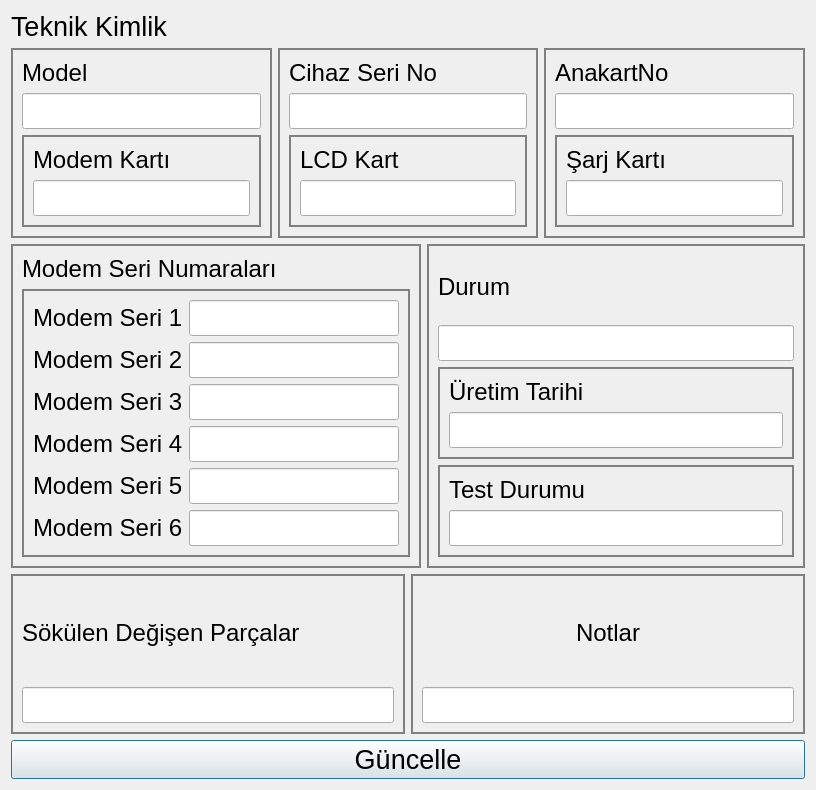
yunusemrecinar/QT5-cihaz-kimlik-teknik-servis, file informationdialog.ui: the form before one commit.
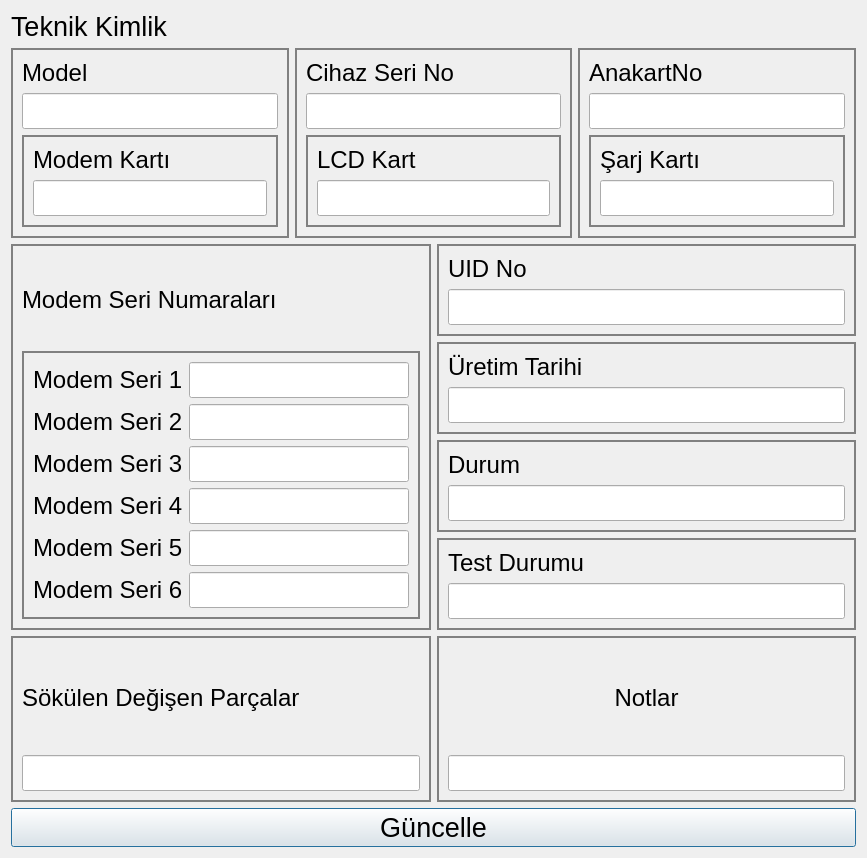
The form after the commit.

```diff
--- a/informationdialog.ui
+++ b/informationdialog.ui
@@ -6,8 +6,8 @@
    <rect>
     <x>0</x>
     <y>0</y>
-    <width>816</width>
-    <height>790</height>
+    <width>867</width>
+    <height>858</height>
    </rect>
   </property>
   <property name="font">
@@ -18,7 +18,7 @@
   <property name="windowTitle">
    <string>Dialog</string>
   </property>
-  <layout class="QVBoxLayout" name="verticalLayout_16">
+  <layout class="QVBoxLayout" name="verticalLayout_17">
    <item>
     <layout class="QVBoxLayout" name="verticalLayout_15">
      <item>
@@ -440,40 +440,35 @@
          <item>
           <layout class="QVBoxLayout" name="verticalLayout_13">
            <item>
-            <widget class="QGroupBox" name="DurumBox">
+            <widget class="QGroupBox" name="UIDNoBox">
              <property name="styleSheet">
               <string notr="true">QGroupBox {
-border:2px solid grey;
+border: 2px solid grey;
 }</string>
              </property>
-             <layout class="QVBoxLayout" name="verticalLayout_9">
+             <layout class="QVBoxLayout" name="verticalLayout_16">
               <item>
-               <widget class="QLabel" name="Durum">
+               <widget class="QLabel" name="UIDNo">
                 <property name="font">
                  <font>
                   <pointsize>18</pointsize>
                  </font>
                 </property>
-                <property name="styleSheet">
-                 <string notr="true">verticalLayout_6 {
-border:1px;
-}</string>
-                </property>
                 <property name="text">
-                 <string>Durum</string>
+                 <string>UID No</string>
                 </property>
                </widget>
               </item>
               <item>
-               <widget class="QLineEdit" name="durum_">
+               <widget class="QLineEdit" name="UIDNo_">
                 <property name="font">
                  <font>
                   <pointsize>18</pointsize>
                  </font>
                 </property>
-                <property name="readOnly">
-                 <bool>false</bool>
-                </property>
+               </widget>
+              </item>
+             </layout>
                </widget>
               </item>
               <item>
@@ -511,6 +506,46 @@
                 </layout>
                </widget>
               </item>
+           <item>
+            <widget class="QGroupBox" name="DurumBox">
+             <property name="styleSheet">
+              <string notr="true">QGroupBox {
+border:2px solid grey;
+}</string>
+             </property>
+             <layout class="QVBoxLayout" name="verticalLayout_9">
+              <item>
+               <widget class="QLabel" name="Durum">
+                <property name="font">
+                 <font>
+                  <pointsize>18</pointsize>
+                 </font>
+                </property>
+                <property name="styleSheet">
+                 <string notr="true">verticalLayout_6 {
+border:1px;
+}</string>
+                </property>
+                <property name="text">
+                 <string>Durum</string>
+                </property>
+               </widget>
+              </item>
+              <item>
+               <widget class="QLineEdit" name="durum_">
+                <property name="font">
+                 <font>
+                  <pointsize>18</pointsize>
+                 </font>
+                </property>
+                <property name="readOnly">
+                 <bool>false</bool>
+                </property>
+               </widget>
+              </item>
+             </layout>
+            </widget>
+           </item>
               <item>
                <widget class="QGroupBox" name="TestDurumBox">
                 <property name="styleSheet">
@@ -546,9 +581,6 @@
                    <property name="readOnly">
                     <bool>false</bool>
                    </property>
-                  </widget>
-                 </item>
-                </layout>
                </widget>
               </item>
              </layout>
```
Lines whose indentation alone changed are shown as unchanged.
